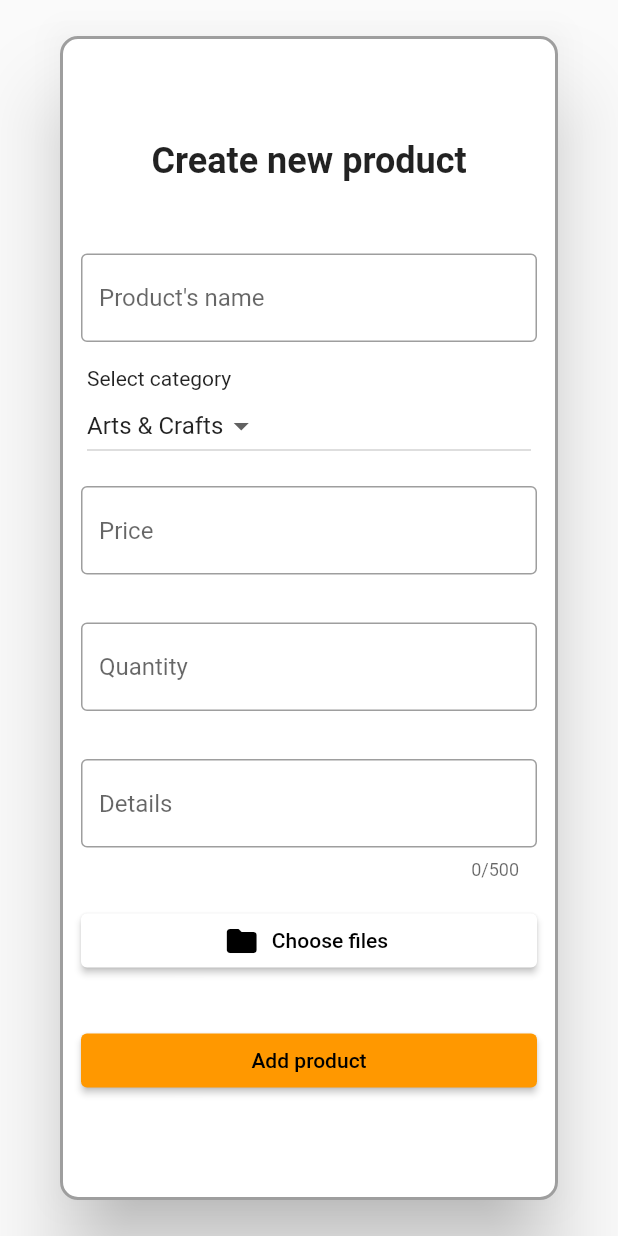
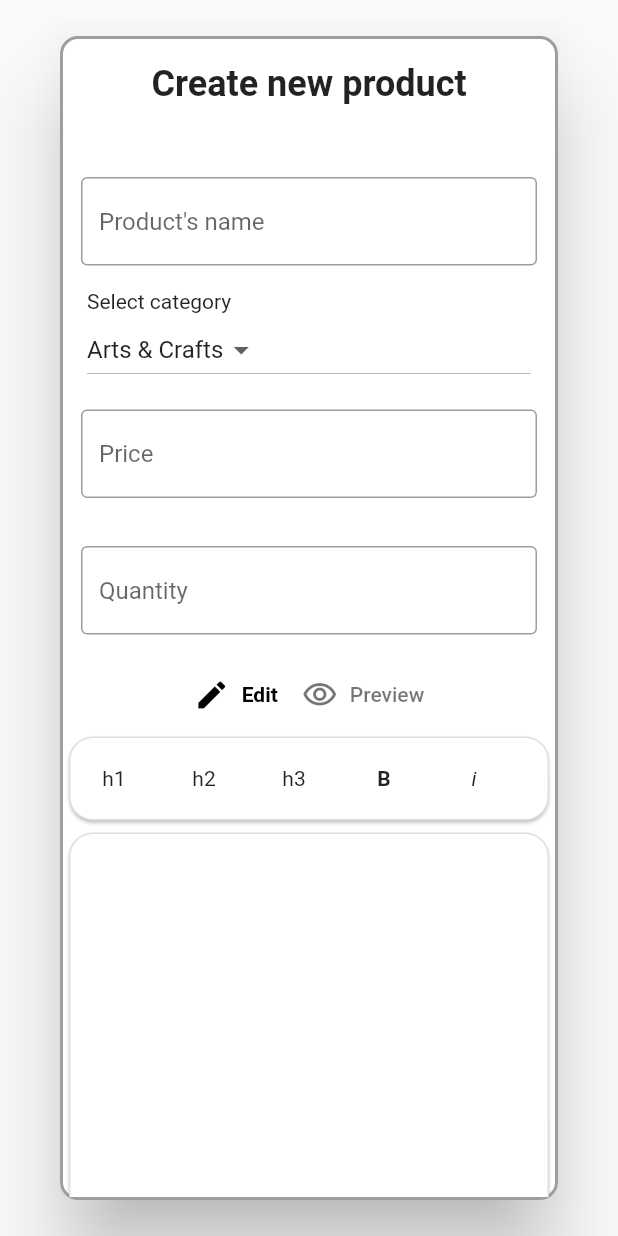
Before and after one commit to akunsecured/emezen_flutter, a Flutter app: the NewProductDialog widget shown alone on an empty page, opened directly with empty values, on a phone screen of 412 x 824 dp. Run offline on Flutter 3.47's test engine with Material 2 defaults, Android fonts, the light colour scheme and no system bars; our stand-ins replace dio, file_picker, fluttertoast, responsive_grid, shared_preferences, styled_text; missing offline and left inert: jwt_io; accounts and stored records are empty; network calls fail.

Commit message:
Adding ProductDetailsEditor

```diff
--- a/lib/model/enums.dart
+++ b/lib/model/enums.dart
@@ -1,3 +1,5 @@
+import 'package:flutter/material.dart';
+
 enum AuthMethod { login, register }
 
 enum UserWrapperType { userData, credentials, userDataWithCredentials }
@@ -55,3 +57,41 @@ enum DeleteType {
   product,
   profile,
 }
+
+enum ProductDetailsMode {
+  edit,
+  preview,
+}
+
+extension ProductDetailsModeExtension on ProductDetailsMode {
+  String getText() {
+    switch (this) {
+      case ProductDetailsMode.edit:
+        return 'Edit';
+      case ProductDetailsMode.preview:
+        return 'Preview';
+      default:
+        return '';
+    }
+  }
+
+  IconData getIcon() {
+    switch (this) {
+      case ProductDetailsMode.edit:
+        return Icons.edit;
+      case ProductDetailsMode.preview:
+        return Icons.visibility_outlined;
+      default:
+        return Icons.question_mark;
+    }
+  }
+}
+
+enum TextFormatters {
+  header1,
+  header2,
+  header3,
+  bold,
+  italic,
+  underlined,
+}
--- a/lib/model/product.dart
+++ b/lib/model/product.dart
@@ -6,7 +6,7 @@ class Product {
   final String sellerId;
   final double price;
   final List images;
-  final String details;
+  String details;
   final int quantity;
   final ProductCategories category;
 
--- a/lib/pages/app_screen.dart
+++ b/lib/pages/app_screen.dart
@@ -6,6 +6,7 @@ import 'package:emezen/pages/error_page.dart';
 import 'package:emezen/pages/profile_page.dart';
 import 'package:emezen/provider/auth_provider.dart';
 import 'package:emezen/provider/cart_provider.dart';
+import 'package:emezen/provider/product_details_editor_provider.dart';
 import 'package:emezen/provider/product_provider.dart';
 import 'package:emezen/provider/profile_page_provider.dart';
 import 'package:emezen/style/app_theme.dart';
@@ -84,6 +85,8 @@ class _AppScreenState extends State<AppScreen> {
             builder: (_) => MultiProvider(
                   providers: [
                     ChangeNotifierProvider.value(value: productProvider),
+                    ChangeNotifierProvider(
+                        create: (_) => ProductDetailsEditorProvider()),
                   ],
                   child: NewProductDialog(userId: userId!),
                 ));
--- a/lib/pages/product_page.dart
+++ b/lib/pages/product_page.dart
@@ -9,8 +9,8 @@ import 'package:emezen/style/app_theme.dart';
 import 'package:emezen/util/constants.dart';
 import 'package:emezen/widgets/app_image_widget.dart';
 import 'package:emezen/widgets/delete_dialog.dart';
+import 'package:emezen/widgets/product_details_styled_text.dart';
 import 'package:flutter/material.dart';
-import 'package:flutter/services.dart';
 import 'package:provider/provider.dart';
 
 class ProductPage extends StatefulWidget {
@@ -155,7 +155,7 @@ class _ProductPageState extends State<ProductPage> {
                       ],
                     ),
                     const SizedBox(height: 24.0),
-                    Text(_product.details),
+                    ProductDetailsStyledText(_product.details),
                     Container(
                       alignment: Alignment.center,
                       margin: const EdgeInsets.only(top: 24.0),
@@ -237,7 +237,7 @@ class _ProductPageState extends State<ProductPage> {
                     ],
                   ),
                   const SizedBox(height: 24.0),
-                  Text(_product.details),
+                  ProductDetailsStyledText(_product.details),
                   Container(
                     alignment: Alignment.center,
                     margin: const EdgeInsets.only(top: 24.0),
--- /dev/null
+++ b/lib/provider/product_details_editor_provider.dart
@@ -0,0 +1,31 @@
+import 'package:emezen/model/enums.dart';
+import 'package:flutter/material.dart';
+
+class ProductDetailsEditorProvider extends ChangeNotifier {
+  bool _isDisposed = false;
+
+  ProductDetailsMode _actualTab = ProductDetailsMode.edit;
+
+  ProductDetailsEditorProvider();
+
+  ProductDetailsMode get actualTab => _actualTab;
+
+  final TextEditingController _productDetailsController =
+      TextEditingController();
+
+  TextEditingController get productDetailsController =>
+      _productDetailsController;
+
+  void changeTab(ProductDetailsMode tab) {
+    if (_actualTab == tab) return;
+    _actualTab = tab;
+    if (!_isDisposed) notifyListeners();
+  }
+
+  @override
+  void dispose() {
+    _isDisposed = true;
+
+    super.dispose();
+  }
+}
--- a/lib/widgets/new_product_dialog.dart
+++ b/lib/widgets/new_product_dialog.dart
@@ -1,10 +1,12 @@
 import 'package:emezen/model/enums.dart';
 import 'package:emezen/model/product.dart';
 import 'package:emezen/provider/add_product_provider.dart';
+import 'package:emezen/provider/product_details_editor_provider.dart';
 import 'package:emezen/provider/product_provider.dart';
 import 'package:emezen/util/validation.dart';
 import 'package:emezen/widgets/bordered_text_field.dart';
 import 'package:emezen/widgets/loading_support_button.dart';
+import 'package:emezen/widgets/product_details_editor_widget.dart';
 import 'package:file_picker/file_picker.dart';
 import 'package:flutter/material.dart';
 import 'package:fluttertoast/fluttertoast.dart';
@@ -71,7 +73,8 @@ class _NewProductDialogState extends State<NewProductDialog> {
                             maxLines: 1,
                           ),
                           Container(
-                              margin: const EdgeInsets.symmetric(horizontal: 16),
+                              margin:
+                                  const EdgeInsets.symmetric(horizontal: 16),
                               width: double.infinity,
                               child: const Text('Select category')),
                           Container(
@@ -83,16 +86,19 @@ class _NewProductDialogState extends State<NewProductDialog> {
                                   addProductProvider.selectedCategory,
                               builder: (_, selectedCategory, __) =>
                                   DropdownButton(
-                                      value: addProductProvider.selectedCategory,
+                                      value:
+                                          addProductProvider.selectedCategory,
                                       items: ProductCategories.values
                                           .map((category) => DropdownMenuItem(
                                                 value: category,
                                                 child: Text(category.text),
                                               ))
                                           .toList(),
-                                      onChanged: (ProductCategories? category) =>
+                                      onChanged:
+                                          (ProductCategories? category) =>
                                               addProductProvider
-                                              .setSelectedCategory(category)),
+                                                  .setSelectedCategory(
+                                                      category)),
                             ),
                           ),
                           BorderedTextField(
@@ -111,6 +117,8 @@ class _NewProductDialogState extends State<NewProductDialog> {
                             numRegExp: Validation.numUntil999RegExp,
                             maxLines: 1,
                           ),
+                          const ProductDetailsEditorWidget(),
+                          /*
                           BorderedTextField(
                             addProductProvider.detailsController,
                             'Details',
@@ -119,9 +127,11 @@ class _NewProductDialogState extends State<NewProductDialog> {
                             maxLines: 10,
                             maxLength: 500,
                           ),
+                           */
                           Container(
                               width: double.infinity,
-                              margin: const EdgeInsets.symmetric(horizontal: 12),
+                              margin:
+                                  const EdgeInsets.symmetric(horizontal: 12),
                               child: ElevatedButton.icon(
                                 style: ElevatedButton.styleFrom(
                                     primary: Colors.white),
@@ -160,7 +170,8 @@ class _NewProductDialogState extends State<NewProductDialog> {
                                                       margin:
                                                           const EdgeInsets.all(
                                                               8.0),
-                                                      alignment: Alignment.center,
+                                                      alignment:
+                                                          Alignment.center,
                                                       decoration:
                                                           const BoxDecoration(
                                                         color: Colors.black38,
@@ -171,8 +182,8 @@ class _NewProductDialogState extends State<NewProductDialog> {
                                                       ),
                                                       child: ClipRRect(
                                                         borderRadius:
-                                                            BorderRadius.circular(
-                                                                24.0),
+                                                            BorderRadius
+                                                                .circular(24.0),
                                                         child: Image.memory(
                                                           image.bytes!,
                                                           fit: BoxFit.cover,
@@ -185,9 +196,8 @@ class _NewProductDialogState extends State<NewProductDialog> {
                                                       alignment:
                                                           Alignment.topRight,
                                                       child: Container(
-                                                        margin:
-                                                            const EdgeInsets.all(
-                                                                4.0),
+                                                        margin: const EdgeInsets
+                                                            .all(4.0),
                                                         child: IconButton(
                                                           color: Colors.red,
                                                           icon: const Icon(
@@ -226,16 +236,35 @@ class _NewProductDialogState extends State<NewProductDialog> {
                                     if (_newProductFormKey.currentState
                                             ?.validate() ??
                                         false) {
-                                      if (addProductProvider.images.isNotEmpty) {
+                                      if (Provider.of<
+                                                  ProductDetailsEditorProvider>(
+                                              context,
+                                              listen: false)
+                                          .productDetailsController
+                                          .text
+                                          .isNotEmpty) {
+                                        if (addProductProvider
+                                            .images.isNotEmpty) {
                                           Product product =
                                               addProductProvider.getProduct();
+                                          product.details = Provider.of<
+                                                      ProductDetailsEditorProvider>(
+                                                  context,
+                                                  listen: false)
+                                              .productDetailsController
+                                              .text;
                                           await _productProvider.createProduct(
-                                            product, addProductProvider.images);
+                                              product,
+                                              addProductProvider.images);
                                           Navigator.of(context).pop(true);
                                         } else {
                                           Fluttertoast.showToast(
                                               msg:
                                                   'At least 1 image must be selected');
+                                        }
+                                      } else {
+                                        Fluttertoast.showToast(
+                                            msg: 'Details cannot be empty');
                                       }
                                     }
                                   },
--- /dev/null
+++ b/lib/widgets/product_details_editor_widget.dart
@@ -0,0 +1,227 @@
+import 'package:emezen/model/enums.dart';
+import 'package:emezen/provider/product_details_editor_provider.dart';
+import 'package:emezen/widgets/product_details_styled_text.dart';
+import 'package:flutter/material.dart';
+import 'package:provider/provider.dart';
+
+class ProductDetailsEditorWidget extends StatefulWidget {
+  const ProductDetailsEditorWidget({Key? key}) : super(key: key);
+
+  @override
+  State<ProductDetailsEditorWidget> createState() =>
+      _ProductDetailsEditorWidgetState();
+}
+
+class _ProductDetailsEditorWidgetState
+    extends State<ProductDetailsEditorWidget> {
+  @override
+  Widget build(BuildContext context) => Consumer<ProductDetailsEditorProvider>(
+        builder: (_, productDetailsEditorProvider, __) =>
+            Selector<ProductDetailsEditorProvider, ProductDetailsMode>(
+          selector: (_, productDetailsEditorProvider) =>
+              productDetailsEditorProvider.actualTab,
+          builder: (_, actualTab, __) => Column(
+            children: [
+              Builder(builder: (context) => _buildTabButtons(actualTab)),
+              SizedBox(
+                width: double.infinity,
+                child: Builder(
+                  builder: (context) => _buildActualTab(actualTab),
+                ),
+              ),
+            ],
+          ),
+        ),
+      );
+
+  Widget _buildTabButtons(ProductDetailsMode actualTab) => Row(
+        mainAxisSize: MainAxisSize.min,
+        children: ProductDetailsMode.values
+            .map((tab) => TextButton.icon(
+                onPressed: () => Provider.of<ProductDetailsEditorProvider>(
+                        context,
+                        listen: false)
+                    .changeTab(tab),
+                icon: Icon(tab.getIcon(),
+                    color: actualTab == tab ? Colors.black : Colors.black54),
+                label: Text(
+                  tab.getText(),
+                  style: TextStyle(
+                      color: actualTab == tab ? Colors.black : Colors.black54,
+                      fontWeight: actualTab == tab ? FontWeight.bold : null),
+                )))
+            .toList(),
+      );
+
+  Widget _buildActualTab(ProductDetailsMode tab) {
+    switch (tab) {
+      case ProductDetailsMode.edit:
+        return Column(
+          children: [
+            Card(
+                shape: RoundedRectangleBorder(
+                  side: const BorderSide(color: Colors.black12, width: 1.0),
+                  borderRadius: BorderRadius.circular(16.0),
+                ),
+                child: SingleChildScrollView(
+                  scrollDirection: Axis.horizontal,
+                  child: Row(
+                    mainAxisSize: MainAxisSize.max,
+                    mainAxisAlignment: MainAxisAlignment.center,
+                    children: TextFormatters.values
+                        .map((formatter) => TextStylerButton(
+                            textEditingController:
+                                Provider.of<ProductDetailsEditorProvider>(
+                                        context,
+                                        listen: false)
+                                    .productDetailsController,
+                            formatter: formatter))
+                        .toList(),
+                  ),
+                )),
+            Card(
+              shape: RoundedRectangleBorder(
+                side: const BorderSide(color: Colors.black12, width: 1.0),
+                borderRadius: BorderRadius.circular(16.0),
+              ),
+              child: Material(
+                color: Colors.transparent,
+                child: TextField(
+                    maxLines: 20,
+                    controller: Provider.of<ProductDetailsEditorProvider>(
+                            context,
+                            listen: false)
+                        .productDetailsController,
+                    decoration: const InputDecoration(
+                        fillColor: Colors.transparent,
+                        filled: true,
+                        border: InputBorder.none,
+                        hoverColor: Colors.transparent)),
+              ),
+            ),
+          ],
+        );
+      case ProductDetailsMode.preview:
+        return Column(
+          mainAxisSize: MainAxisSize.max,
+          children: [
+            Card(
+                shape: RoundedRectangleBorder(
+                  side: const BorderSide(color: Colors.black12, width: 1.0),
+                  borderRadius: BorderRadius.circular(16.0),
+                ),
+                child: SingleChildScrollView(
+                  child: Container(
+                      margin: const EdgeInsets.all(12.0),
+                      width: double.infinity,
+                      child: ProductDetailsStyledText(
+                          Provider.of<ProductDetailsEditorProvider>(context)
+                              .productDetailsController
+                              .text)),
+                )),
+          ],
+        );
+      default:
+        return const Center(
+          child: Text('Tab does not exist.'),
+        );
+    }
+  }
+}
+
+class TextStylerButton extends StatelessWidget {
+  final TextEditingController textEditingController;
+  final TextFormatters formatter;
+
+  const TextStylerButton(
+      {Key? key, required this.textEditingController, required this.formatter})
+      : super(key: key);
+
+  @override
+  Widget build(BuildContext context) {
+    late String tagChar, tooltip;
+    String? label;
+    TextStyle? textStyle;
+    Map<String, String> tagAttributes = {};
+
+    switch (formatter) {
+      case TextFormatters.header1:
+        tagChar = 'h1';
+        tooltip = 'Header 1';
+        label = 'h1';
+        break;
+      case TextFormatters.header2:
+        tagChar = 'h2';
+        tooltip = 'Header 2';
+        label = 'h2';
+        break;
+      case TextFormatters.header3:
+        tagChar = 'h3';
+        tooltip = 'Header 3';
+        label = 'h3';
+        break;
+      case TextFormatters.bold:
+        tagChar = 'b';
+        tooltip = 'Bold';
+        label = 'B';
+        textStyle = const TextStyle(fontWeight: FontWeight.bold);
+        break;
+      case TextFormatters.italic:
+        tagChar = 'i';
+        tooltip = 'Italic';
+        label = 'i';
+        textStyle = const TextStyle(fontStyle: FontStyle.italic);
+        break;
+      case TextFormatters.underlined:
+        tagChar = 'u';
+        tooltip = 'Underlined';
+        label = 'u';
+        textStyle = const TextStyle(decoration: TextDecoration.underline);
+        break;
+      default:
+        tagChar = '';
+        tooltip = '';
+        label = '';
+    }
+
+    return Container(
+      margin: const EdgeInsets.symmetric(vertical: 4.0, horizontal: 6.0),
+      child: IconButton(
+        onPressed: () async {
+          // Getting the selection's start
+          int base = textEditingController.selection.baseOffset;
+          if (base == -1) base = 0;
+
+          // Getting the selection's end
+          int extent = textEditingController.selection.extentOffset;
+          if (extent == -1) extent = 0;
+
+          // Setting starting and ending position
+          bool isExtentBigger = base < extent;
+          int startPos = isExtentBigger ? base : extent;
+          int endPos = isExtentBigger ? extent : base;
+
+          // Building up the tagged string
+          String prefixText = textEditingController.text.substring(0, startPos);
+
+          String attrs = '';
+          if (tagAttributes.isNotEmpty) {
+            attrs = ' ';
+            List<String> temp = [];
+            tagAttributes.forEach((key, value) => temp.add('$key="$value"'));
+            attrs += temp.join(' ');
+          }
+
+          String midText =
+              '<$tagChar$attrs>${textEditingController.text.substring(startPos, endPos)}</$tagChar>';
+          String suffixText = textEditingController.text.substring(endPos);
+          textEditingController.text = '$prefixText$midText$suffixText';
+          textEditingController.selection = TextSelection(
+              baseOffset: startPos, extentOffset: startPos + midText.length);
+        },
+        icon: Text(label, style: textStyle),
+        tooltip: tooltip,
+      ),
+    );
+  }
+}
--- /dev/null
+++ b/lib/widgets/product_details_styled_text.dart
@@ -0,0 +1,27 @@
+import 'package:flutter/material.dart';
+import 'package:styled_text/styled_text.dart';
+
+class ProductDetailsStyledText extends StatelessWidget {
+  final String text;
+
+  const ProductDetailsStyledText(this.text, {Key? key}) : super(key: key);
+
+  @override
+  Widget build(BuildContext context) {
+    return StyledText(
+      text: text,
+      tags: {
+        'b': StyledTextTag(style: const TextStyle(fontWeight: FontWeight.bold)),
+        'i': StyledTextTag(style: const TextStyle(fontStyle: FontStyle.italic)),
+        'u': StyledTextTag(
+            style: const TextStyle(decoration: TextDecoration.underline)),
+        'h1': StyledTextTag(
+            style: const TextStyle(fontSize: 24.0)),
+        'h2': StyledTextTag(
+            style: const TextStyle(fontSize: 20.0)),
+        'h3': StyledTextTag(
+            style: const TextStyle(fontSize: 16.0)),
+      },
+    );
+  }
+}
--- a/pubspec.yaml
+++ b/pubspec.yaml
@@ -41,6 +41,7 @@ dependencies:
   fluttertoast: ^8.0.9
   file_picker: ^5.2.2
   responsive_grid: ^2.1.0
+  styled_text: ^5.1.0
 
 dev_dependencies:
   flutter_test:
```
Also changed, not shown: pubspec.lock. Lines whose indentation alone changed are shown as unchanged.
